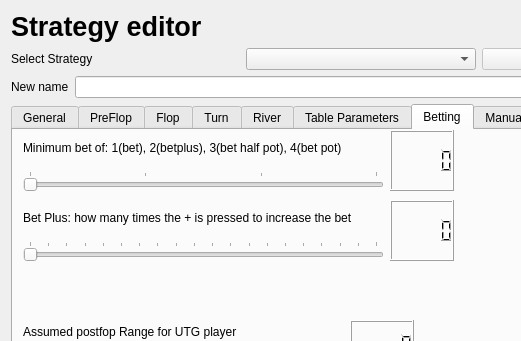
The window that gui/gui_qt_ui_strategy_manager.ui (dickreuter/Poker) describes before a commit, drawn with Qt 5; both pictures show x 0 to 521 and y 0 to 341 of the 722 by 748 pixel window.
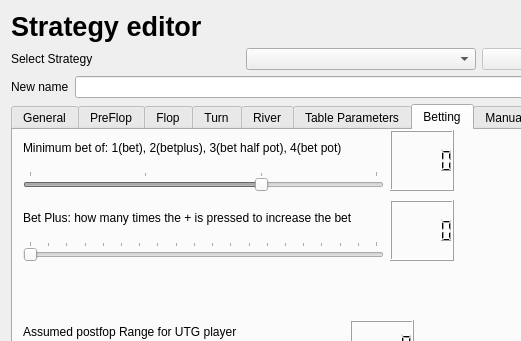
The same window after the commit. The open tabs and pages were chosen to show the change.

```diff
--- a/gui/gui_qt_ui_strategy_manager.ui
+++ b/gui/gui_qt_ui_strategy_manager.ui
@@ -2716,6 +2716,9 @@
           </item>
           <item>
            <widget class="QSlider" name="minimum_bet_size">
+            <property name="enabled">
+             <bool>false</bool>
+            </property>
             <property name="mouseTracking">
              <bool>false</bool>
             </property>
@@ -2731,6 +2734,9 @@
             <property name="pageStep">
              <number>1</number>
             </property>
+            <property name="value">
+             <number>3</number>
+            </property>
             <property name="orientation">
              <enum>Qt::Horizontal</enum>
             </property>
```
Left out of the diff: 181 changed lines with no effect on the pictures.
